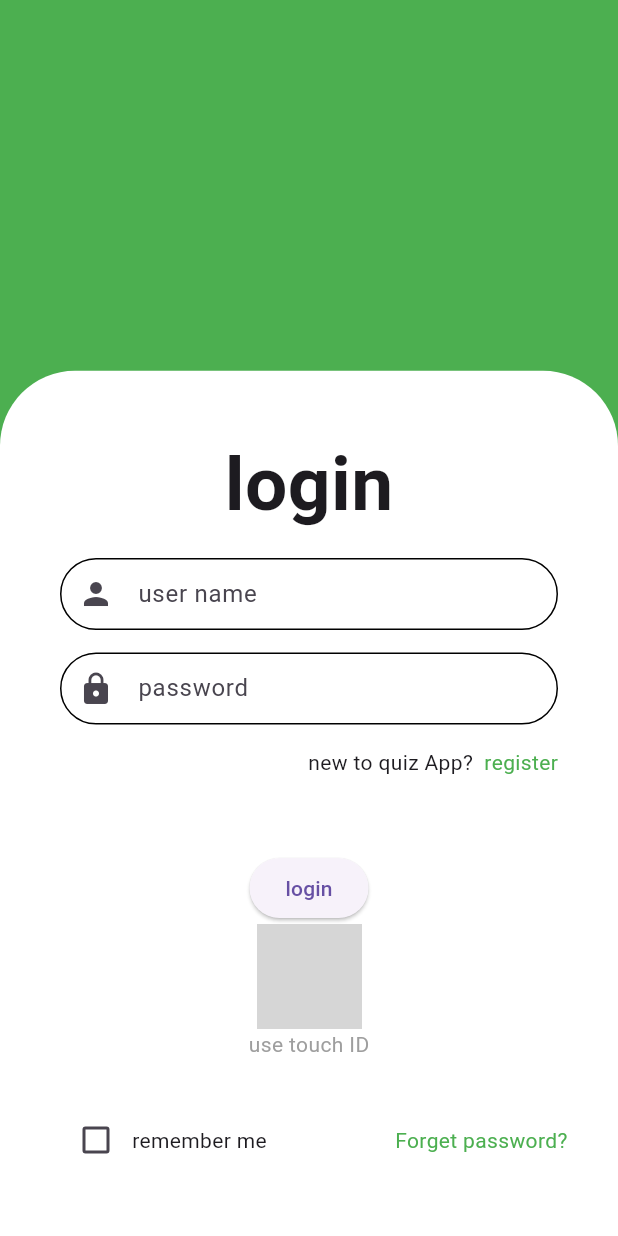
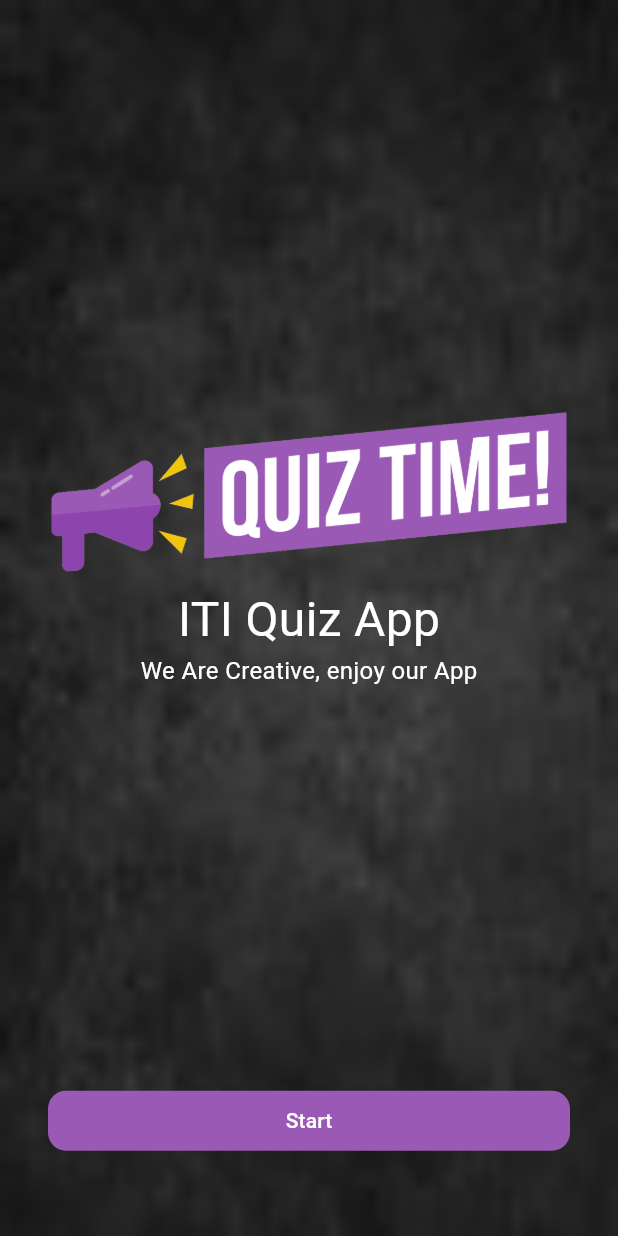
Before and after one commit to rahmaashraf20/Rahma_Ashraf, a Flutter app: the screen it shows after launch, on a phone screen of 412 x 824 dp. Run offline on Flutter 3.47's test engine with Material 3 defaults, Android fonts, the phone set to English and light mode, and no system bars; grey boxes are pictures that could not be loaded.

Commit message:
task 4 updated

```diff
--- a/lib/main.dart
+++ b/lib/main.dart
@@ -1,8 +1,9 @@
 import 'package:flutter/material.dart';
-import 'package:task_2/screens/login.dart';
-import 'package:task_2/screens/questions.dart';
-import 'package:task_2/screens/score.dart';
-import 'package:task_2/screens/splash.dart';
+import 'package:task_2/views/home_view.dart';
+import 'package:task_2/views/login_view.dart';
+import 'package:task_2/views/quiz_view.dart';
+import 'package:task_2/views/score_view.dart';
+import 'package:task_2/views/splash_view.dart';
 
 void main() {
   runApp(const Quizapp());
@@ -13,8 +14,14 @@ class Quizapp extends StatelessWidget {
 
   @override
   Widget build(BuildContext context) {
-    return  MaterialApp(
-      home: Login(),
+    return MaterialApp(
+      routes: {
+        'home': (context) => const HomeView(),
+        'quiz': (context) => QuizView(),
+        'score': (context) => const ScoreView(),
+        'login': (context) => LoginView(),
+      },
+      home: SplashView(),
     );
   }
 }
--- a/lib/screens/login.dart
+++ /dev/null
@@ -1,118 +0,0 @@
-import 'package:flutter/material.dart';
-import 'package:task_2/widgets/textfield.dart';
-
-class Login extends StatelessWidget {
- var height , width;
- bool isChecked = false;
- final GlobalKey<FormState> _formKey = GlobalKey<FormState>();
- String? email, password;
-
-
-  Login({super.key});
-
-  @override
-  Widget build(BuildContext context) {
-    height = MediaQuery.of(context).size.height;
-    width = MediaQuery.of(context).size.width;
-
-    return Scaffold(
-
-      body: Container(
-
-        color: Colors.green,
-        child: Column(
-
-          children: [
-
-          Container(
-            decoration: BoxDecoration(),
-            width: width,
-            height: height *0.30,
-          ),
-
-       Container(
-              decoration: const BoxDecoration(
-                  color: Colors.white,
-                  borderRadius: BorderRadius.only(
-                      topLeft: Radius.circular(50),
-                      topRight: Radius.circular(50))),
-              height: height * 0.70,
-              width: width,
-              child:  Padding(
-                padding: EdgeInsets.all(40),
-                child: Form(
-                  child: Column(
-                    key: _formKey,
-                    mainAxisAlignment: MainAxisAlignment.center,
-                    children: [
-                    const  Text(
-                        'login',
-                        style: TextStyle(fontSize: 50,
-                        fontWeight: FontWeight.bold),
-                      ),
-                      Spacer(),
-
-                      Textfield(
-                        onchanged:(value) {
-                            email = value;
-                    },
-                        icon:  Icon(Icons.person),hinttext: 'user name',),
-                   const   SizedBox(
-                        height: 15,
-                      ),
-                      Textfield(
-                         onchanged: (value) {
-                            password = value;
-                    },
-                        icon: Icon(Icons.lock),hinttext: 'password',),
-                    const  SizedBox(
-                        height: 15,
-                      ),
-                    const Row(
-                        mainAxisAlignment: MainAxisAlignment.end,
-                         children: [
-                           Text('new to quiz App?'),
-                           Text('  register',style: TextStyle(color: Colors.green),)
-                         ],
-                       ),
-                        const  SizedBox(
-                        height: 50,
-                      ),
-
-                       ElevatedButton(onPressed:(){
-                         if (_formKey.currentState!.validate()) {
-
-
-                  }
-
-                       }, child:const Text('login'),),
-
-                       Container(
-                        height: 70,
-                        width: 70,
-                        child: Image.asset('assets/fingerprints-icons-5896.jpg')),
-
-                      const  Text('use touch ID',style: TextStyle(color: Colors.grey),),
-                      SizedBox(height: 30,),
-
-                      Row(
-                        children: [
-                          Checkbox(value:isChecked , onChanged:  (bool? value) {
-                     }),
-                     Text('remember me'),
-                     Text('                       Forget password?',style: TextStyle(color: Colors.green),)
-                        ],
-                      )
-                    ],
-                  ),
-                ),
-              ),
-            )
-          ],
-        ),
-      ),
-
-
-       );
- }
- }
--- a/lib/screens/score.dart
+++ b/lib/views/score_view.dart
@@ -1,7 +1,7 @@
 import 'package:flutter/material.dart';
 
-class Score extends StatelessWidget {
-  const Score({super.key});
+class ScoreView extends StatelessWidget {
+  const ScoreView({super.key});
 
   @override
   Widget build(BuildContext context) {
--- a/lib/screens/splash.dart
+++ b/lib/views/splash_view.dart
@@ -1,8 +1,7 @@
 import 'package:flutter/material.dart';
 
-
-class HomePage extends StatelessWidget {
-  const HomePage({super.key});
+class SplashView extends StatelessWidget {
+  const SplashView({super.key});
 
   @override
   Widget build(BuildContext context) {
@@ -11,7 +10,7 @@ class HomePage extends StatelessWidget {
       decoration: const BoxDecoration(
         image: DecorationImage(
           image:
-              AssetImage('assets/background.jpg'), // Path to your image
+              AssetImage('assets/images/background.jpg'), // Path to your image
           fit: BoxFit.fill,
         ),
       ),
@@ -21,7 +20,7 @@ class HomePage extends StatelessWidget {
           const Spacer(
             flex: 5,
           ),
-          Image.asset('assets/quiz_time.png'),
+          Image.asset('assets/images/quiz_time.png'),
           const Text(
             'ITI Quiz App',
             style: TextStyle(
@@ -65,9 +64,9 @@ class CustomButton extends StatelessWidget {
                   shape: RoundedRectangleBorder(
                     borderRadius: BorderRadius.circular(12),
                   )),
-              onPressed: (
-
-              ) {},
+              onPressed: () {
+                Navigator.of(context).pushNamed('login');
+              },
               child: const Text(
                 'Start',
                 style: TextStyle(color: Colors.white),
--- a/pubspec.yaml
+++ b/pubspec.yaml
@@ -60,8 +60,7 @@ flutter:
 
   # To add assets to your application, add an assets section, like this:
   assets:
-     - assets/background.jpg
-     - assets/quiz_time.png
+     - assets/images/
 
 
   # An image asset can refer to one or more resolution-specific "variants", see
```
Also changed, not shown: lib/views/home_view.dart (added, +39 -0 lines), lib/views/login_view.dart (added, +119 -0 lines), lib/views/quiz_view.dart (renamed from lib/screens/questions.dart, +11 -5 lines), lib/widgets/category_item.dart (added, +31 -0 lines), lib/widgets/textfield.dart (+6 -7 lines), assets/images/background.jpg (renamed from assets/background.jpg), assets/images/fingerprint.jpg (renamed from assets/fingerprints-icons-5896.jpg), assets/images/quiz_time.png (renamed from assets/quiz_time.png).
